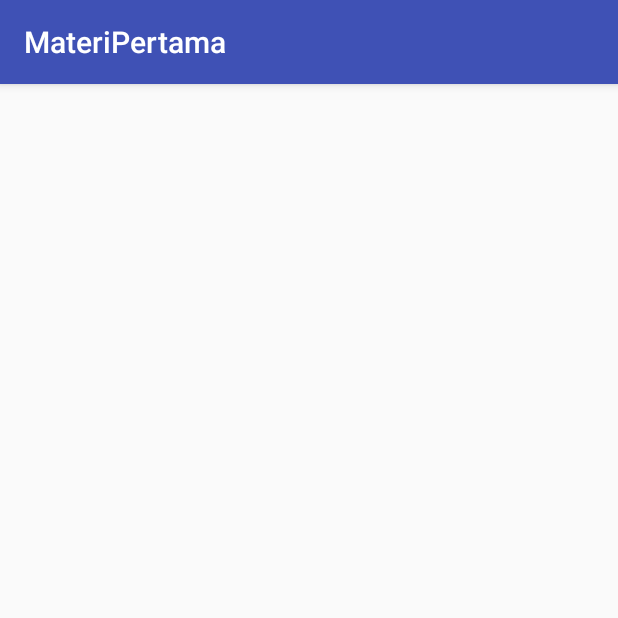
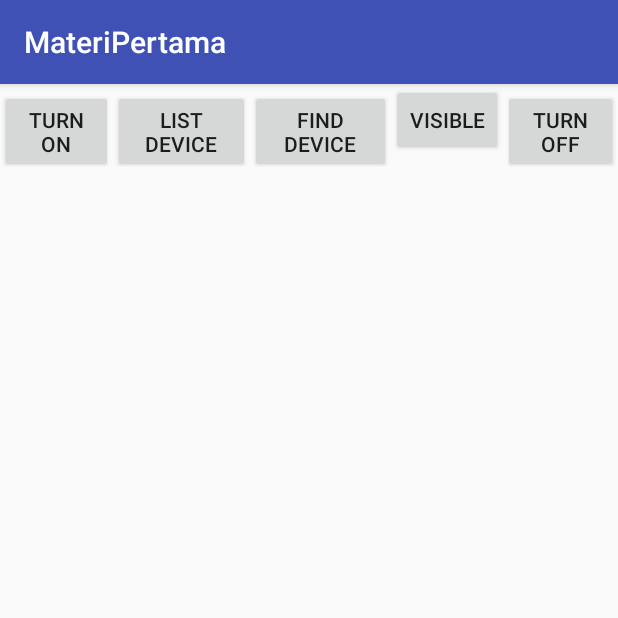
Before and after one commit to syntaxxxxx/Implicit, an Android app: the BluetoothDevice screen opened directly, with no data from a screen before it, on a phone screen of 412 x 824 dp, the top half of it. Run offline under Robolectric (Android 15) with nearby library versions, the phone set to English and light mode, and no system bars; our stand-ins replace ButterKnife.

Commit message:
Initial commit

```diff
--- a/app/src/main/AndroidManifest.xml
+++ b/app/src/main/AndroidManifest.xml
@@ -2,6 +2,8 @@
 <manifest xmlns:android="http://schemas.android.com/apk/res/android"
     package="com.idn.materipertama">
 
+    <uses-permission android:name="android.permission.BLUETOOTH" />
+    <uses-permission android:name="android.permission.BLUETOOTH_ADMIN" />
     <uses-permission android:name="android.permission.CALL_PHONE" />
     <uses-permission android:name="android.permission.CALL_PHONE" />
     <uses-permission android:name="android.permission.RECORD_AUDIO" />
--- a/app/src/main/java/com/idn/materipertama/activities/BluetoothDevice.java
+++ b/app/src/main/java/com/idn/materipertama/activities/BluetoothDevice.java
@@ -1,15 +1,187 @@
 package com.idn.materipertama.activities;
 
-import android.support.v7.app.AppCompatActivity;
+import android.bluetooth.BluetoothAdapter;
+import android.content.BroadcastReceiver;
+import android.content.Context;
+import android.content.Intent;
+import android.content.IntentFilter;
 import android.os.Bundle;
+import android.view.View;
+import android.widget.ArrayAdapter;
+import android.widget.Button;
+import android.widget.ListView;
 
 import com.idn.materipertama.R;
+import com.idn.materipertama.myHelper.MyFunction;
 
-public class BluetoothDevice extends AppCompatActivity {
+import java.util.ArrayList;
+import java.util.Set;
+
+import butterknife.BindView;
+import butterknife.ButterKnife;
+import butterknife.OnClick;
+
+public class BluetoothDevice extends MyFunction {
+
+    @BindView(R.id.btn_turn_on)
+    Button btnTurnOn;
+    @BindView(R.id.btn_list)
+    Button btnList;
+    @BindView(R.id.btn_find)
+    Button btnFind;
+    @BindView(R.id.btn_visible)
+    Button btnVisible;
+    @BindView(R.id.btn_turn_off)
+    Button btnTurnOff;
+    @BindView(R.id.list_device)
+    ListView listDevice;
+    @BindView(R.id.list_find)
+    ListView listFind;
+
+    BluetoothAdapter blthAdapter;
+    Set<android.bluetooth.BluetoothDevice> blthDevices;
 
     @Override
-    protected void onCreate(Bundle savedInstanceState) {
+    public void onCreate(Bundle savedInstanceState) {
         super.onCreate(savedInstanceState);
         setContentView(R.layout.activity_bluetooth_device);
+        ButterKnife.bind(this);
+
+        blthAdapter = BluetoothAdapter.getDefaultAdapter();
+
+        if (blthAdapter == null) {
+            toast("Device Tidak Support Device");
+        }
+    }
+
+
+    @OnClick({R.id.btn_turn_on, R.id.btn_list, R.id.btn_find, R.id.btn_visible, R.id.btn_turn_off})
+    public void onViewClicked(View view) {
+
+        switch (view.getId()) {
+
+            case R.id.btn_turn_on:
+                turnOn();
+                break;
+
+            case R.id.btn_list:
+                listDevice();
+                break;
+
+            case R.id.btn_find:
+                findDevice();
+                break;
+
+            case R.id.btn_visible:
+                visible();
+                break;
+
+            case R.id.btn_turn_off:
+                turnOff();
+                break;
+        }
+    }
+
+
+    private void turnOff() {
+
+        blthAdapter.disable();
+        listDevice.setAdapter(null);
+        listFind.setAdapter(null);
+
+    }
+
+
+    private void visible() {
+
+        Intent i = new Intent(BluetoothAdapter
+                .ACTION_REQUEST_DISCOVERABLE);
+        startActivityForResult(i, 3);
+
+    }
+
+
+    private void findDevice() {
+
+        // find perangkat bluetooth terdekat
+        BluetoothAdapter blthAdapter = (BluetoothAdapter.getDefaultAdapter());
+        blthAdapter.startDiscovery();
+
+        final ArrayAdapter adapter = new ArrayAdapter(
+                this, android.R.layout.simple_list_item_1);
+
+        BroadcastReceiver receiver = new BroadcastReceiver() {
+            @Override
+            public void onReceive(Context context, Intent intent) {
+
+                String action = intent.getAction();
+
+                // action cari device
+                if (android.bluetooth.BluetoothDevice.ACTION_FOUND.equals(action)) {
+
+                    android.bluetooth.BluetoothDevice device = intent.getParcelableExtra(
+                            android.bluetooth.BluetoothDevice.EXTRA_DEVICE);
+
+                    adapter.add(device.getName() + "\n");
+                    listFind.setAdapter(adapter);
+
+                } else {
+                    toast("Tidak Ada Perangkat Bluetooth Yang Aktif");
+                }
+            }
+        };
+
+
+        if (!blthAdapter.isEnabled()) {
+            toast("Bluetooth Belum Aktif");
+        }
+
+
+        IntentFilter filter = new IntentFilter(
+                android.bluetooth.BluetoothDevice.ACTION_FOUND);
+        registerReceiver(receiver, filter);
+
+    }
+
+
+    private void listDevice() {
+
+        blthDevices = blthAdapter.getBondedDevices();
+        ArrayList arrayList = new ArrayList();
+
+        if (blthDevices.size() > 0) {
+
+            for (android.bluetooth.BluetoothDevice device : blthDevices) {
+                arrayList.add(device.getName() + "\n" + device.getAddress());
+                toast("Menampilkan Perangkat Yang Telah Terhubung");
+
+                ArrayAdapter adapter = new ArrayAdapter(
+                        this, android.R.layout.simple_list_item_1);
+                listDevice.setAdapter(adapter);
+
+            }
+
+        } else if (!blthAdapter.isEnabled()) {
+            toast("Bluetooth Belum Aktif");
+
+        } else {
+            toast("Belum Ada Perangkat Yang Terhubung");
+        }
+    }
+
+
+    private void turnOn() {
+
+        // jika belum aktif aktifkan
+        if (!blthAdapter.isEnabled()) {
+
+            Intent i = new Intent(BluetoothAdapter.ACTION_REQUEST_ENABLE);
+            startActivityForResult(i, 1);
+            toast("Bluetooth Diaktifkan");
+
+            // jika sudah aktif
+        } else {
+            toast("Bluetooth Sudah Aktif");
+        }
     }
 }
--- a/app/src/main/res/layout/activity_bluetooth_device.xml
+++ b/app/src/main/res/layout/activity_bluetooth_device.xml
@@ -1,9 +1,75 @@
 <?xml version="1.0" encoding="utf-8"?>
-<android.support.constraint.ConstraintLayout xmlns:android="http://schemas.android.com/apk/res/android"
-    xmlns:app="http://schemas.android.com/apk/res-auto"
-    xmlns:tools="http://schemas.android.com/tools"
+<RelativeLayout xmlns:android="http://schemas.android.com/apk/res/android"
+    android:id="@+id/activity_bluetooth"
     android:layout_width="match_parent"
-    android:layout_height="match_parent"
-    tools:context="com.idn.materipertama.activities.BluetoothDevice">
+    android:layout_height="match_parent">
 
-</android.support.constraint.ConstraintLayout>
+    <LinearLayout
+        android:id="@+id/linear1"
+        android:layout_width="match_parent"
+        android:layout_height="wrap_content"
+        android:orientation="horizontal">
+
+        <Button
+            android:id="@+id/btn_turn_on"
+            android:layout_width="wrap_content"
+
+            android:layout_height="wrap_content"
+            android:layout_weight="1"
+            android:text="turn on" />
+
+        <Button
+            android:id="@+id/btn_list"
+            android:layout_width="wrap_content"
+            android:layout_height="wrap_content"
+            android:layout_weight="1"
+            android:text="list device" />
+
+        <Button
+
+            android:id="@+id/btn_find"
+            android:layout_width="wrap_content"
+            android:layout_height="wrap_content"
+            android:layout_weight="1"
+            android:text="find device" />
+
+        <Button
+
+            android:id="@+id/btn_visible"
+            android:layout_width="wrap_content"
+            android:layout_height="wrap_content"
+            android:layout_weight="1"
+            android:text="visible" />
+
+        <Button
+            android:id="@+id/btn_turn_off"
+            android:layout_width="wrap_content"
+            android:layout_weight="1"
+            android:text="turn off"
+            android:layout_height="wrap_content" />
+
+    </LinearLayout>
+
+    <LinearLayout
+        android:layout_width="wrap_content"
+        android:layout_height="match_parent"
+        android:layout_below="@+id/linear1"
+        android:orientation="horizontal">
+
+        <ListView
+            android:id="@+id/list_device"
+            android:layout_width="180dp"
+            android:layout_height="match_parent">
+
+        </ListView>
+
+        <ListView
+            android:id="@+id/list_find"
+            android:layout_width="180dp"
+            android:layout_height="match_parent">
+
+        </ListView>
+
+    </LinearLayout>
+
+</RelativeLayout>
```
Also changed, not shown: app/src/main/java/com/idn/materipertama/activities/AudioRecord.java (+130 -1 lines), app/src/main/java/com/idn/materipertama/activities/CameraDevice.java (+30 -1 lines), app/src/main/res/layout/activity_audio_record.xml (+22 -2 lines).
